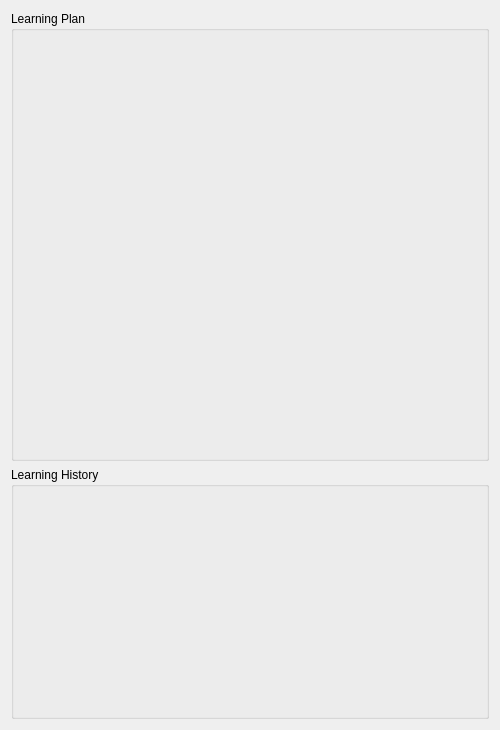
The window that 01_SOURCES/Skills_Training_Info/TrainingDisplay.ui (AngryBirdTeam/SkillMatrix) describes before a commit, drawn with Qt 5.
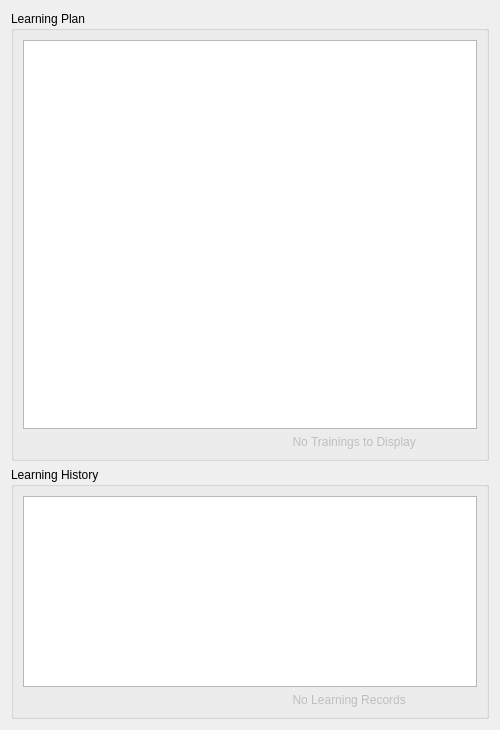
The same window after the commit.

Commit message: Initial code for training plan and history added DB script updated for plan & history

What changed in the file:
```diff
--- a/01_SOURCES/Skills_Training_Info/TrainingDisplay.ui
+++ b/01_SOURCES/Skills_Training_Info/TrainingDisplay.ui
@@ -31,6 +31,24 @@
      <property name="title">
       <string>Learning Plan</string>
      </property>
+     <layout class="QGridLayout" name="gridLayout_2">
+      <item row="1" column="0">
+       <widget class="QLabel" name="lblNoTraining">
+        <property name="enabled">
+         <bool>false</bool>
+        </property>
+        <property name="text">
+         <string>                                                                                 No Trainings to Display</string>
+        </property>
+        <property name="alignment">
+         <set>Qt::AlignLeading|Qt::AlignLeft|Qt::AlignTop</set>
+        </property>
+       </widget>
+      </item>
+      <item row="0" column="0">
+       <widget class="QTableWidget" name="tblLearningPlan"/>
+      </item>
+     </layout>
     </widget>
    </item>
    <item row="1" column="0">
@@ -44,6 +62,21 @@
      <property name="title">
       <string>Learning History</string>
      </property>
+     <layout class="QGridLayout" name="gridLayout_3">
+      <item row="1" column="0">
+       <widget class="QLabel" name="lblNoLearningRecord">
+        <property name="enabled">
+         <bool>false</bool>
+        </property>
+        <property name="text">
+         <string>                                                                                 No Learning Records</string>
+        </property>
+       </widget>
+      </item>
+      <item row="0" column="0">
+       <widget class="QTableWidget" name="tblLearningHistory"/>
+      </item>
+     </layout>
     </widget>
    </item>
   </layout>
```
Left out of the diff: 4 changed lines with no effect on the pictures. The commit also changes 4 other files.
